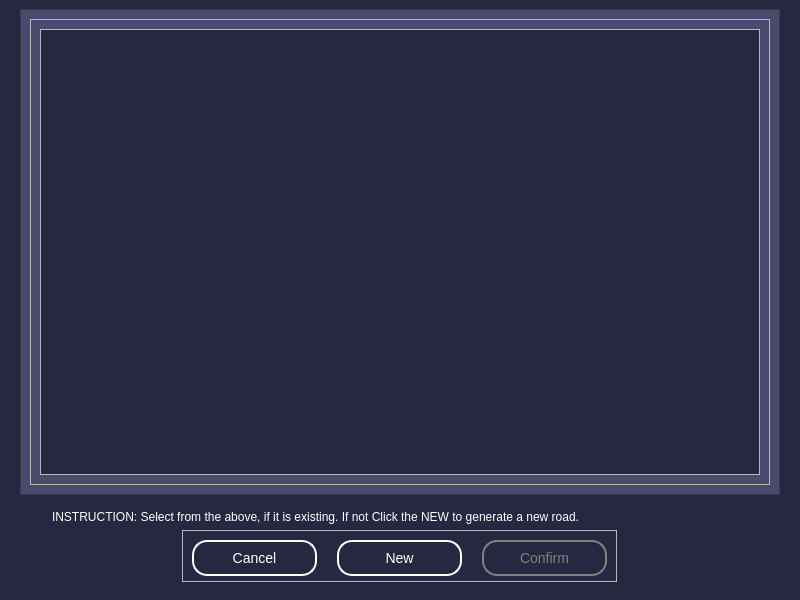
Above: roadSetUp_phase1.ui from lordsiinbal/Thesis101 before the change. Below: the same form after it.
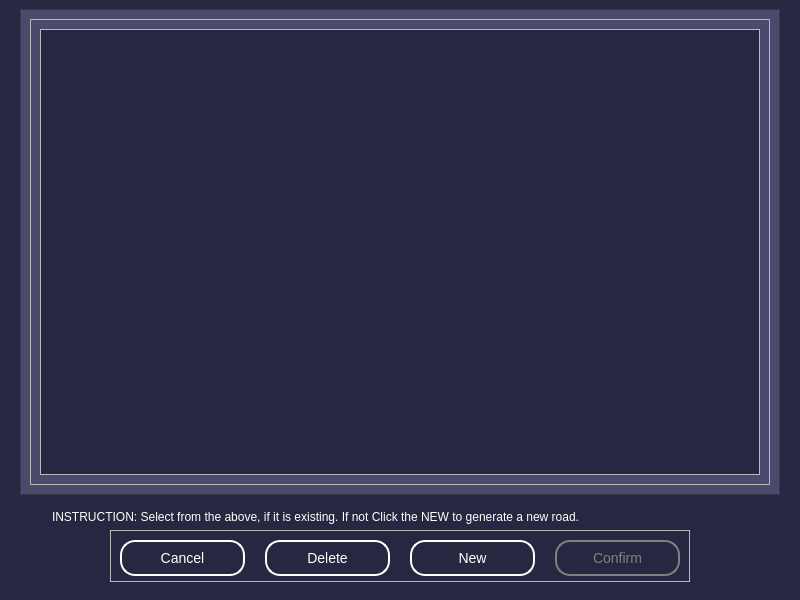
That is the form after the change.

The edit to the form file:
```diff
--- a/roadSetUp_phase1.ui
+++ b/roadSetUp_phase1.ui
@@ -186,7 +186,7 @@
           <item alignment="Qt::AlignHCenter">
            <widget class="QFrame" name="frame_6">
             <property name="styleSheet">
-             <string notr="true">#btnCancel,#btnNew{
+             <string notr="true">#btnCancel,#btnNew,#btnDelete{
 border:2px solid white;
 border-radius:15px;
 color:white;
@@ -226,6 +226,22 @@
                </property>
               </widget>
              </item>
+             <item>
+              <widget class="QPushButton" name="btnDelete">
+               <property name="minimumSize">
+                <size>
+                 <width>125</width>
+                 <height>36</height>
+                </size>
+               </property>
+               <property name="cursor">
+                <cursorShape>PointingHandCursor</cursorShape>
+               </property>
+               <property name="text">
+                <string>Delete</string>
+               </property>
+              </widget>
+             </item>
              <item>
               <widget class="QPushButton" name="btnNew">
                <property name="minimumSize">
```
